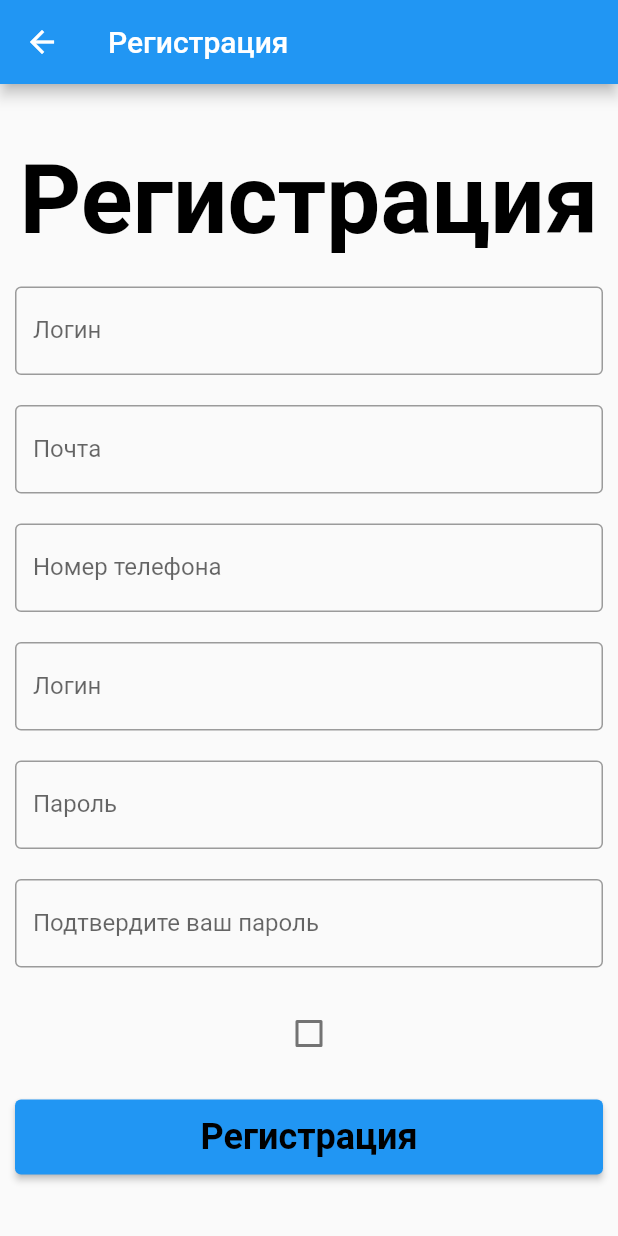
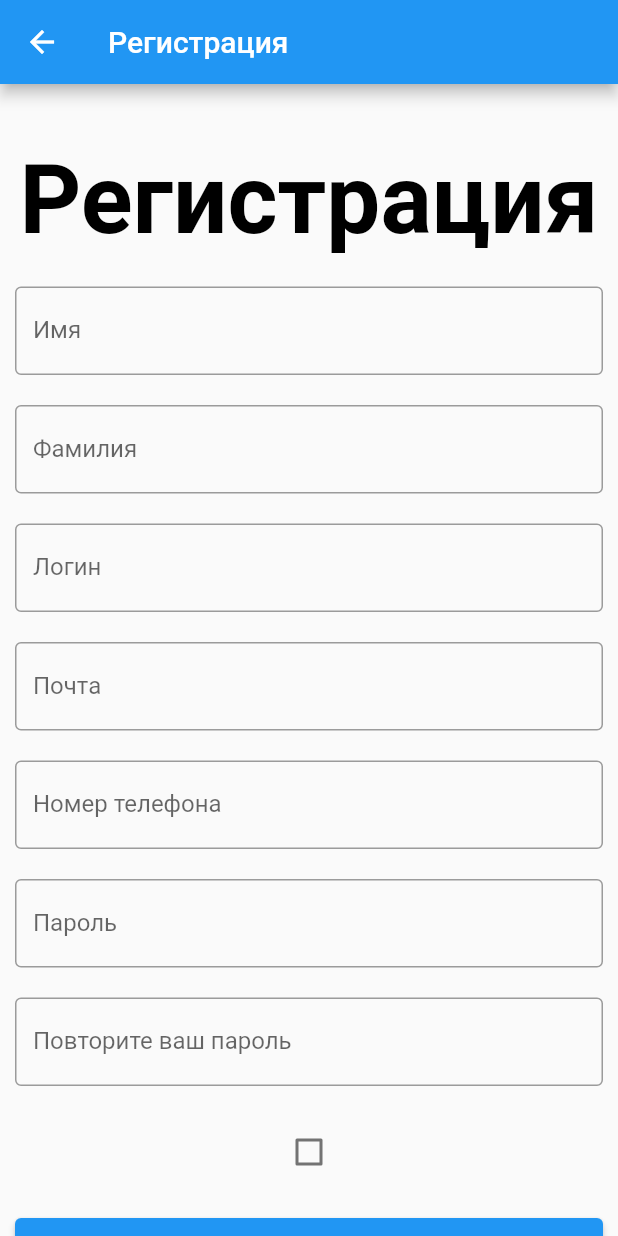
Before and after one commit to KamilM1205/ladikon, a Flutter app: the RegistrationScreen screen opened directly, on a phone screen of 412 x 824 dp. Run offline on Flutter 3.47's test engine with Material 2 defaults, Android fonts, the phone set to English and light mode, and no system bars.

Commit message:
reformatted registration screen for a little bit

```diff
--- a/lib/views/registrationscreen.dart
+++ b/lib/views/registrationscreen.dart
@@ -9,7 +9,17 @@ class RegistrationScreen extends StatefulWidget {
   RegistrationScreenState createState() => RegistrationScreenState();
 }
 
-
+Padding mTextField(String newLabel, String newHintText) {
+  return Padding(
+                    padding: const EdgeInsets.all(10),
+                    child: TextField(
+                      controller: null,
+                      decoration: InputDecoration(
+                          border: const OutlineInputBorder(),
+                          label: Text(newLabel),
+                          hintText: newHintText),
+                  ));
+}
 
 class RegistrationScreenState extends State<RegistrationScreen> {
   bool isAccepted = false;
@@ -38,62 +48,17 @@ class RegistrationScreenState extends State<RegistrationScreen> {
                         fontWeight: FontWeight.bold),
                   ),
                 ),
-                const Padding(
-                    padding: EdgeInsets.all(10),
-                    child: TextField(
-                      controller: null,
-                      decoration: InputDecoration(
-                          border: OutlineInputBorder(),
-                          label: Text("Логин"),
-                          hintText: "Почта/номер телефона"),
-                    )),
-                const Padding(
-                    padding: EdgeInsets.all(10),
-                    child: TextField(
-                      controller: null,
-                      decoration: InputDecoration(
-                          border: OutlineInputBorder(),
-                          label: Text("Почта"),
-                          hintText: "Ваша почта"),
-                    )),
-                const Padding(
-                    padding: EdgeInsets.all(10),
-                    child: TextField(
-                      controller: null,
-                      decoration: InputDecoration(
-                          border: OutlineInputBorder(),
-                          label: Text("Номер телефона"),
-                          hintText: "Введите ваш номер"),
-                    )),
-                const Padding(
-                    padding: EdgeInsets.all(10),
-                    child: TextField(
-                      controller: null,
-                      decoration: InputDecoration(
-                          border: OutlineInputBorder(),
-                          label: Text("Логин"),
-                          hintText: "Почта/номер телефона"),
-                    )),
-                const Padding(
-                    padding: EdgeInsets.all(10),
-                    child: TextField(
-                      controller: null,
-                      decoration: InputDecoration(
-                          border: OutlineInputBorder(),
-                          label: Text("Пароль"),
-                          hintText: "Ваш пароль"),
-                    )),
-                const Padding(
-                    padding: EdgeInsets.all(10),
-                    child: TextField(
-                      controller: null,
-                      decoration: InputDecoration(
-                          border: OutlineInputBorder(),
-                          label: Text("Подтвердите ваш пароль"),
-                          hintText: "Ваш пароль"),
-                    )),
+
+                mTextField("Имя", "Ваше имя"),
+                mTextField("Фамилия", "Ваша фамилия"),
+                mTextField("Логин", "Ваш логин"),
+                mTextField("Почта", "Ваша почта"),
+                mTextField("Номер телефона", "Ваш номер телефона"),
+                mTextField("Пароль", "Ваш пароль"),
+                mTextField("Повторите ваш пароль", "Ващ пароль повторно"),
+
                 Padding(
-                  padding: EdgeInsets.all(10),
+                  padding: const EdgeInsets.all(10),
                   child: Checkbox(
                     value: isAccepted,
                     onChanged: (bool? value) {
```
